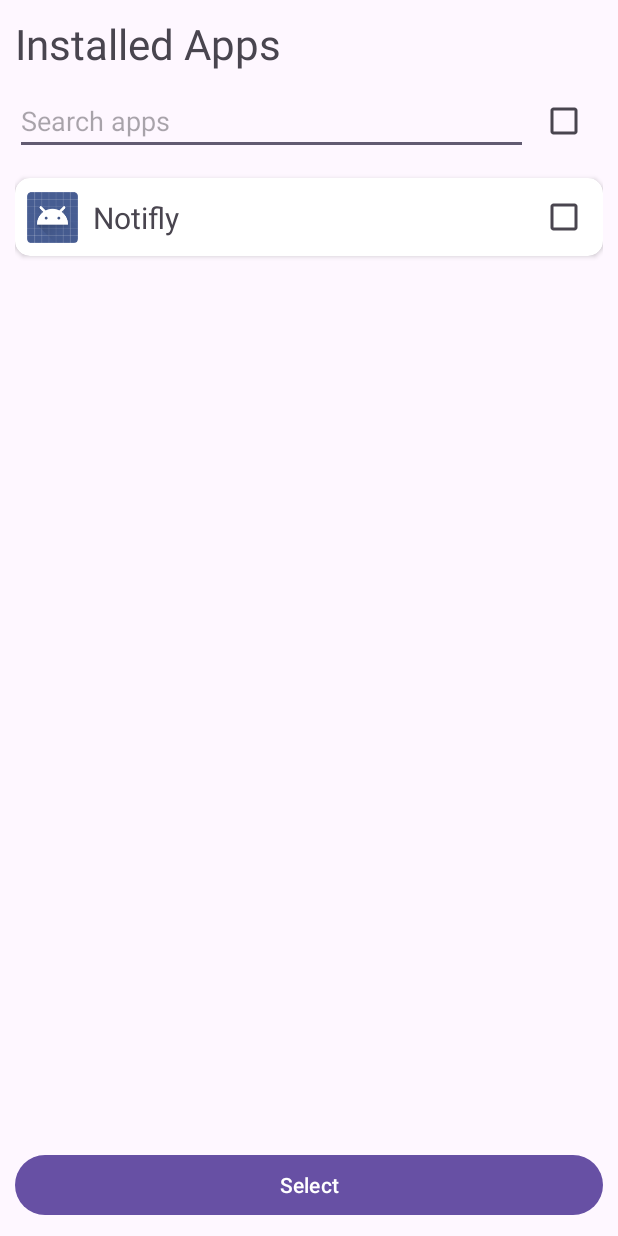
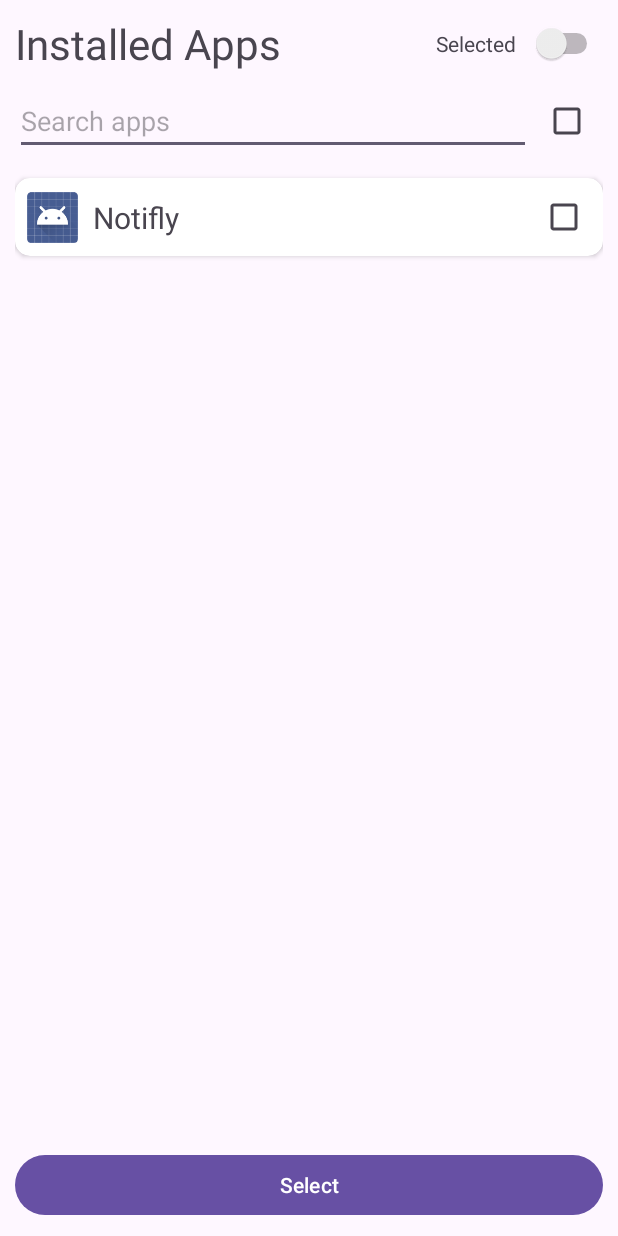
Before and after one commit to JulienToumieh/notifly, an Android app: the AppSelectActivity screen opened directly, with no data from a screen before it, on a phone screen of 412 x 824 dp. Run offline under Robolectric (Android 15) with nearby library versions, the phone set to English and light mode, and no system bars; 2 statements that could not run were skipped.

Commit message:
Feature: Added select all apps checkbox

```diff
--- a/app/src/main/java/com/thatonedev/notifly/activities/AppSelectActivity.kt
+++ b/app/src/main/java/com/thatonedev/notifly/activities/AppSelectActivity.kt
@@ -12,6 +12,7 @@ import android.util.Log
 import android.widget.Button
 import android.widget.CheckBox
 import android.widget.EditText
+import android.widget.Switch
 import androidx.activity.enableEdgeToEdge
 import androidx.appcompat.app.AppCompatActivity
 import androidx.core.view.ViewCompat
@@ -29,6 +30,7 @@ class AppSelectActivity : AppCompatActivity(), AppSelectCardComponent.OnDataPass
 
     private lateinit var adapter: AppSelectCardComponent
     private lateinit var selectedApps: JSONArray
+    private lateinit var appsData: JSONArray
 
     override fun onCreate(savedInstanceState: Bundle?) {
         super.onCreate(savedInstanceState)
@@ -60,6 +62,9 @@ class AppSelectActivity : AppCompatActivity(), AppSelectCardComponent.OnDataPass
             finish()
         }
 
+        findViewById<CheckBox>(R.id.app_select_all_checkbox).setOnCheckedChangeListener { _, isChecked ->
+            adapter.selectAllApps(isChecked)
+        }
 
 
     }
@@ -82,7 +87,7 @@ class AppSelectActivity : AppCompatActivity(), AppSelectCardComponent.OnDataPass
         val recyclerView = findViewById<RecyclerView>(R.id.app_card_recycler)
         recyclerView.layoutManager = LinearLayoutManager(this)
 
-        val appsData = getInstalledApps(this)
+        appsData = getInstalledApps(this)
         adapter = AppSelectCardComponent(this, appsData)
         recyclerView.adapter = adapter
 
@@ -97,7 +102,7 @@ class AppSelectActivity : AppCompatActivity(), AppSelectCardComponent.OnDataPass
             override fun afterTextChanged(s: Editable?) {}
         })
 
-        findViewById<CheckBox>(R.id.app_select_active_checkbox).setOnCheckedChangeListener { _, isChecked ->
+        findViewById<Switch>(R.id.app_select_active_checkbox).setOnCheckedChangeListener { _, isChecked ->
             adapter.filter(searchBar.text.toString(), isChecked)
         }
     }
@@ -133,8 +138,6 @@ class AppSelectActivity : AppCompatActivity(), AppSelectCardComponent.OnDataPass
     }
 
     override fun toggleAppCard(packageName: String, selected: Boolean) {
-        Log.d("yawza", selectedApps.toString())
-        Log.d("yawza", packageName)
         if (selected) {
             selectedApps.put(packageName)
         } else {
@@ -145,6 +148,7 @@ class AppSelectActivity : AppCompatActivity(), AppSelectCardComponent.OnDataPass
                 }
             }
         }
-        Log.d("yawza", selectedApps.toString())
     }
+
+
 }
--- a/app/src/main/res/layout/activity_app_select.xml
+++ b/app/src/main/res/layout/activity_app_select.xml
@@ -21,7 +21,7 @@
                 android:layout_marginLeft="10dp"
                 app:layout_constraintStart_toStartOf="parent"
                 app:layout_constraintTop_toBottomOf="@+id/textView"
-                app:layout_constraintEnd_toStartOf="@+id/app_select_active_checkbox"/>
+                app:layout_constraintEnd_toStartOf="@+id/app_select_all_checkbox"/>
         <androidx.recyclerview.widget.RecyclerView
                 android:id="@+id/app_card_recycler"
                 android:layout_width="match_parent"
@@ -31,13 +31,13 @@
                 app:layout_constraintStart_toStartOf="parent" app:layout_constraintBottom_toTopOf="@+id/app_select_confirm_button"/>
         <TextView
                 android:text="Installed Apps"
-                android:layout_width="match_parent"
+                android:layout_width="0dp"
                 android:layout_height="wrap_content"
                 android:textSize="28dp"
                 android:layout_margin="10dp"
                 android:id="@+id/textView"
-                app:layout_constraintEnd_toEndOf="parent"
-                app:layout_constraintStart_toStartOf="parent" app:layout_constraintTop_toTopOf="parent"/>
+                app:layout_constraintStart_toStartOf="parent" app:layout_constraintTop_toTopOf="parent"
+                app:layout_constraintEnd_toStartOf="@+id/textView7"/>
         <Button
                 android:text="Select"
                 android:layout_margin="10dp"
@@ -45,13 +45,31 @@
                 android:layout_height="wrap_content" android:id="@+id/app_select_confirm_button"
                 app:layout_constraintStart_toStartOf="parent" app:layout_constraintEnd_toEndOf="parent"
                 app:layout_constraintBottom_toBottomOf="parent"/>
+
+        <Switch
+                android:layout_width="wrap_content"
+                android:layout_height="wrap_content"
+                android:layout_margin="10dp"
+                android:id="@+id/app_select_active_checkbox"
+                app:layout_constraintEnd_toEndOf="parent"
+                app:layout_constraintTop_toTopOf="parent" app:layout_constraintBottom_toTopOf="@+id/app_search_bar"/>
+        <TextView
+                android:text="Selected"
+                android:layout_width="wrap_content"
+                android:layout_height="wrap_content"
+                android:layout_marginRight="10dp"
+                android:id="@+id/textView7"
+                app:layout_constraintEnd_toStartOf="@+id/app_select_active_checkbox"
+                app:layout_constraintTop_toTopOf="parent" app:layout_constraintBottom_toTopOf="@+id/app_search_bar"/>
+
         <CheckBox
-                android:text=""
-                android:layout_marginRight="12dp"
                 android:layout_width="wrap_content"
-                android:layout_height="wrap_content" android:id="@+id/app_select_active_checkbox"
-                app:layout_constraintEnd_toEndOf="parent" app:layout_constraintTop_toBottomOf="@+id/textView"
-                app:layout_constraintBottom_toTopOf="@+id/app_card_recycler"/>
+                android:layout_height="wrap_content"
+                android:layout_margin="10dp"
+                android:id="@+id/app_select_all_checkbox"
+                app:layout_constraintBottom_toTopOf="@+id/app_card_recycler"
+                app:layout_constraintTop_toBottomOf="@+id/textView" app:layout_constraintEnd_toEndOf="parent"/>
+
 
     </androidx.constraintlayout.widget.ConstraintLayout>
 
```
Also changed, not shown: app/src/main/java/com/thatonedev/notifly/components/AppSelectCardComponent.kt (+24 -1 lines).
